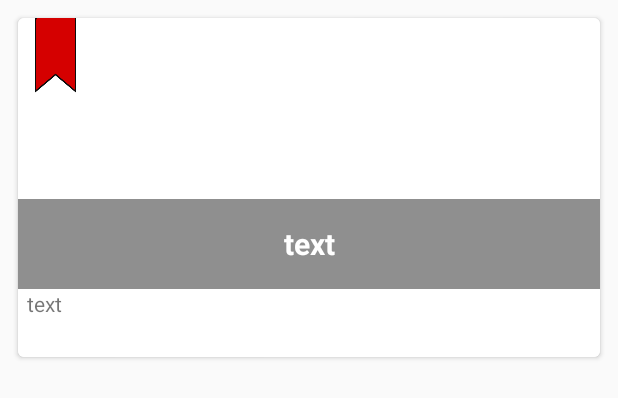
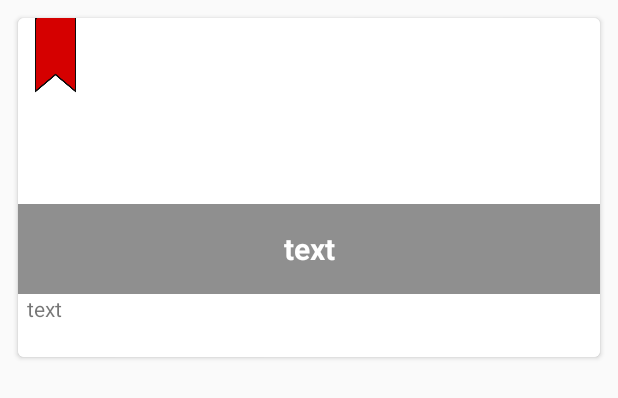
Before and after one commit to seonmee/KIT, an Android app: the layout news_cell.xml on its own in the app's theme, with its tools: preview values and no code run, on a phone screen of 412 x 824 dp. Shown: the top 398 px of the screen. Run offline under Robolectric (Android 15) with nearby library versions, the phone set to English and light mode, and no system bars; plain views replace SimpleDraweeView; network calls fail.

Commit message:
news cell  줄간격 수정&news api url 수정

```diff
--- a/app/src/main/java/com/example/kit/newsEnglishFragment.java
+++ b/app/src/main/java/com/example/kit/newsEnglishFragment.java
@@ -71,7 +71,7 @@ public class newsEnglishFragment extends Fragment {
 
     public void getNews() {
         // Instantiate the RequestQueue.
-        String url ="https://newsapi.org/v2/top-headlines?sources=cnn&apiKey=84c04b988ee542a38f94ae96abc50406";
+        String url ="https://newsapi.org/v2/top-headlines?country=us&category=technology&apiKey=84c04b988ee542a38f94ae96abc50406";
 
 // Request a string response from the provided URL.
         StringRequest stringRequest = new StringRequest(Request.Method.GET, url,
--- a/app/src/main/res/layout/news_cell.xml
+++ b/app/src/main/res/layout/news_cell.xml
@@ -57,7 +57,7 @@
                 android:id="@+id/TextView_content"
                 android:layout_width="match_parent"
                 android:layout_height="0dp"
-                android:layout_weight="1.0"
+                android:layout_weight="0.9"
                 android:ellipsize="end"
                 android:maxLines="2"
                 android:paddingLeft="6dp"
```
